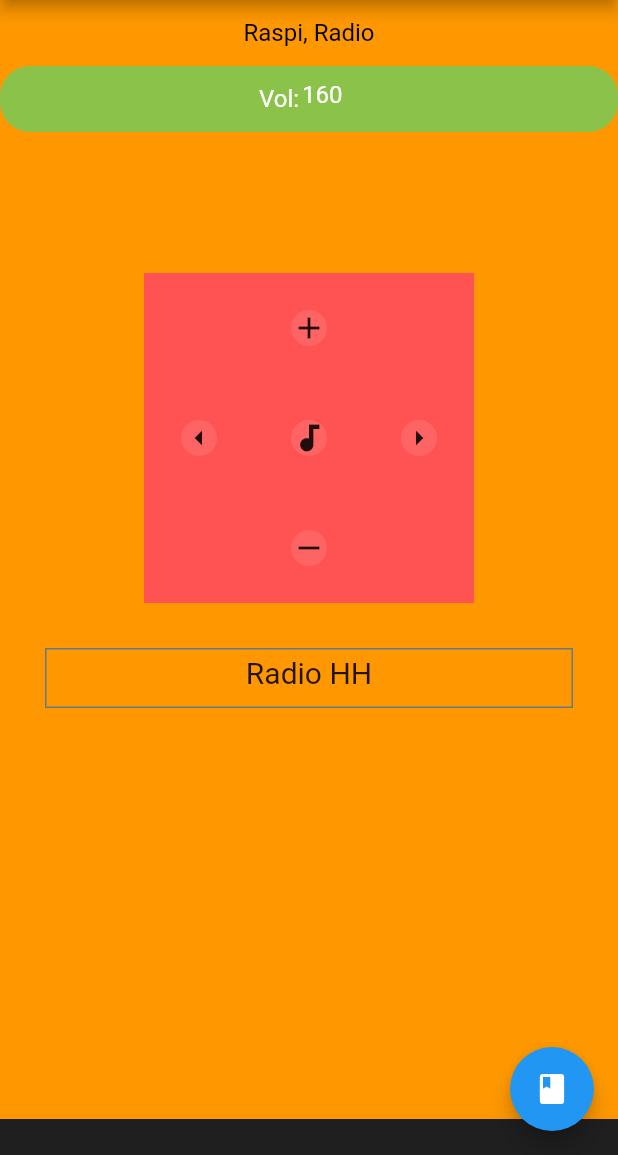
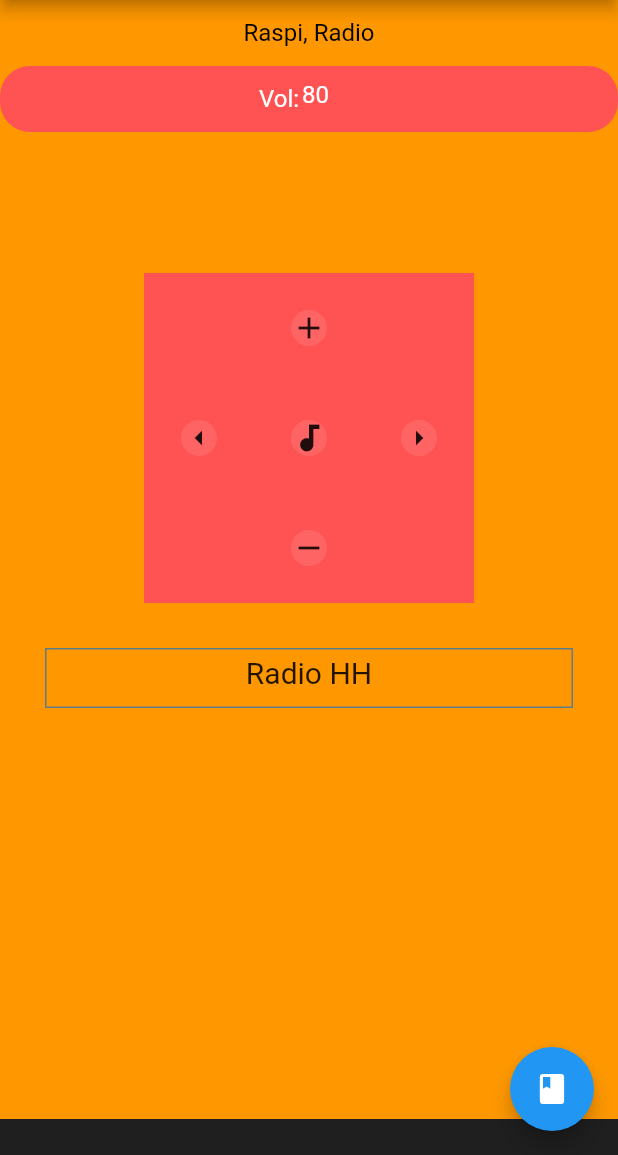
Before and after one commit to Bick95/radio_remote, a Flutter app: the RadioControl screen opened directly, on a phone screen of 412 x 824 dp, the part 81-1236 px from its top. Run offline on Flutter 3.47's test engine with Material 2 defaults, Android fonts, the phone set to English and light mode, and no system bars; our stand-ins replace cloud_firestore, firebase_auth; accounts and stored records are empty.

```diff
--- a/lib/services/database.dart
+++ b/lib/services/database.dart
@@ -2,17 +2,48 @@ import 'package:cloud_firestore/cloud_firestore.dart';
 import 'package:firebase_auth/firebase_auth.dart';
 
 class DatabaseMethods {
+
+  FirebaseAuth firebaseAuth = FirebaseAuth.instance;
+  Firestore firestore = Firestore.instance;
+
+  addNewUser() async {
+    firestore.collection("users").add(
+        {
+          "name" : "john",
+          "age" : 50,
+          "email" : "example@example.com",
+          "address" : {
+            "street" : "street 24",
+            "city" : "new york"
+          }
+        }).then((value){
+      print(value.documentID);
+    });
+
+  }
+
   getUserByUsername(String userName) async {
-    return await Firestore.instance.collection("users").where("name", isEqualTo: userName).getDocuments();
+    return await firestore.collection("users").where("name", isEqualTo: userName).getDocuments();
   }
 
   bool uploadUserInfo(userMap){
     var success = true;
-    Firestore.instance.collection("users").add(userMap).catchError((e){
+    firestore.collection("users").add(userMap).catchError((e){
       print("### EXCEPTION when uploading user info: ###");
       print(e.toString());
       success = false;  // Normally, user authentication would have to be deleted in this case again (as well)
     });
     return success;  // False in case of exception
   }
+
+  getUserData() async {
+    var firebaseUser = await FirebaseAuth.instance.currentUser();
+    print(firebaseUser.uid);
+    return firestore.collection("users").document(/*firebaseUser.uid*/
+        "H8WIBIxmipAVBpThJMcX").get().then((value){
+      print(value.data);
+      return value.data;
+    });
+  }
+
 }
--- a/lib/views/radio_control.dart
+++ b/lib/views/radio_control.dart
@@ -1,7 +1,10 @@
+import 'package:cloud_firestore/cloud_firestore.dart';
 import 'package:flutter/cupertino.dart';
 import 'package:flutter/material.dart';
 import 'package:flutter/services.dart';
 import 'package:radio_remote/services/auth.dart';
+import 'package:radio_remote/services/authentication.dart';
+import 'package:radio_remote/services/database.dart';
 import 'package:radio_remote/widgets/widget.dart';
 
 class RadioControl extends StatefulWidget {
@@ -14,15 +17,70 @@ class _RadioControlState extends State<RadioControl> with SingleTickerProviderSt
 
   AuthMethods authMethods = new AuthMethods();
 
+  DatabaseMethods databaseMethods = new DatabaseMethods();
+  AuthenticationMethods authenticationMethods = new AuthenticationMethods();
+
+  TextEditingController volTextEditingController = new TextEditingController();
+
   Color backGroundColor = Colors.orange;
 
-  TextEditingController volTextEditingController = new TextEditingController(text: "160");
+  bool circular = false;
 
-  bool circular = false;
+  // Initial prototype settings
+  String uid;
+  String deviceName;
+  String deviceType;
+  String screenHeader;
+  String currentStation;
+  int deviceVol;
+  int deviceState;
+  Color stateColor;
+
+  getUsers() async {
+    return await Firestore.instance.collection('users').getDocuments();
+  }
 
   toggleShape(){
     setState(() {
       circular = !circular;
+    });
+  }
+
+  setDeviceName(String name){
+    setState(() {
+      deviceName = name;
+      screenHeader = deviceName + ", " + deviceType;
+    });
+  }
+
+  setDeviceType(String type){
+    setState(() {
+      deviceType = type;
+      screenHeader = deviceName + ", " + deviceType;
+    });
+  }
+
+  setStation(String name){
+    setState(() {
+      currentStation = name;
+    });
+  }
+
+  setDeviceVol(int vol){
+    setState(() {
+      deviceVol = vol;
+      volTextEditingController.text = deviceVol.toString();
+    });
+  }
+
+  setDeviceState(int state){
+    setState(() {
+      deviceState = state;
+      if (deviceState > 0){
+        stateColor = Colors.lightGreen;
+      } else {
+        stateColor = Colors.redAccent;
+      }
     });
   }
 
@@ -36,7 +94,29 @@ class _RadioControlState extends State<RadioControl> with SingleTickerProviderSt
   @override
   void initState() {
     _controller = AnimationController(vsync: this);
+
     super.initState();
+
+    //databaseMethods.addNewUser();
+
+    var data = databaseMethods.getUserData();/*.then((value){
+      print("Val: " + value.data.toString());
+      print("Val: " + value.data["devices"].toString());
+    });
+    print("Returned: " + data.toString());*/
+
+    // Set database values
+    deviceName = "Raspi";
+    deviceType = "Radio";
+    screenHeader = "Raspi, Radio";
+    currentStation = "Radio HH";
+    deviceVol = 80;
+    deviceState = 0;
+    stateColor = Colors.redAccent;
+    volTextEditingController.text = deviceVol.toString();
+
+    // Set listeners/callbacks for updating states
+
   }
 
   @override
@@ -70,7 +150,7 @@ class _RadioControlState extends State<RadioControl> with SingleTickerProviderSt
                   padding: EdgeInsets.symmetric(vertical: 12),
                   color: backGroundColor,
                   child: Text(
-                    "Raspi, Radio",
+                    screenHeader,
                     textAlign: TextAlign.center,
                     style: TextStyle(
                       color: Colors.black,
@@ -89,7 +169,7 @@ class _RadioControlState extends State<RadioControl> with SingleTickerProviderSt
                 padding: EdgeInsets.symmetric(vertical: 12),
                 decoration: BoxDecoration(
                     borderRadius: BorderRadius.circular(20),
-                    color: Colors.lightGreen, //redAccent
+                    color: stateColor,
                 ),
                 child: Row(
                   mainAxisAlignment: MainAxisAlignment.center, //Center Row contents horizontally
@@ -289,7 +369,7 @@ class _RadioControlState extends State<RadioControl> with SingleTickerProviderSt
                       border: Border.all(color: Colors.blueGrey)
                     ),
                     child: Text(
-                      "Radio HH",
+                      currentStation,
                       textAlign: TextAlign.center,
                       style: TextStyle(
                         fontSize: 20,
```
Also changed, not shown: lib/services/authentication.dart (added, +10 -0 lines), 2 other files.
